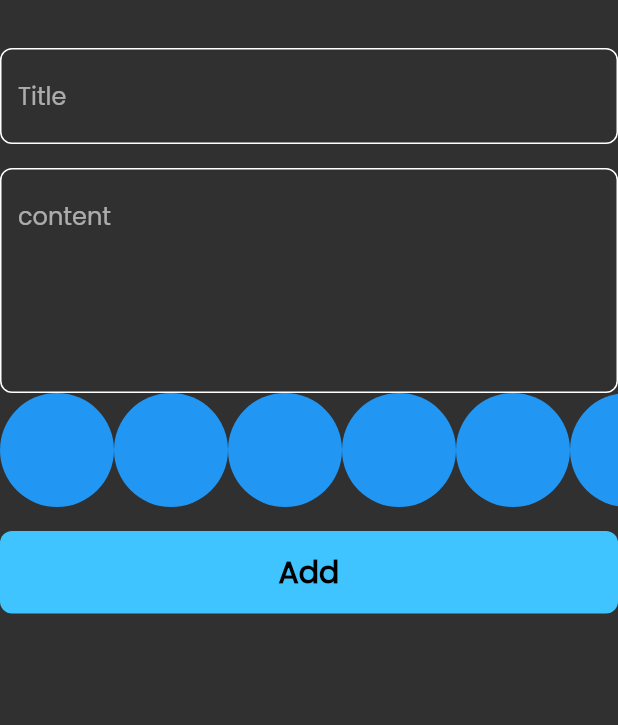
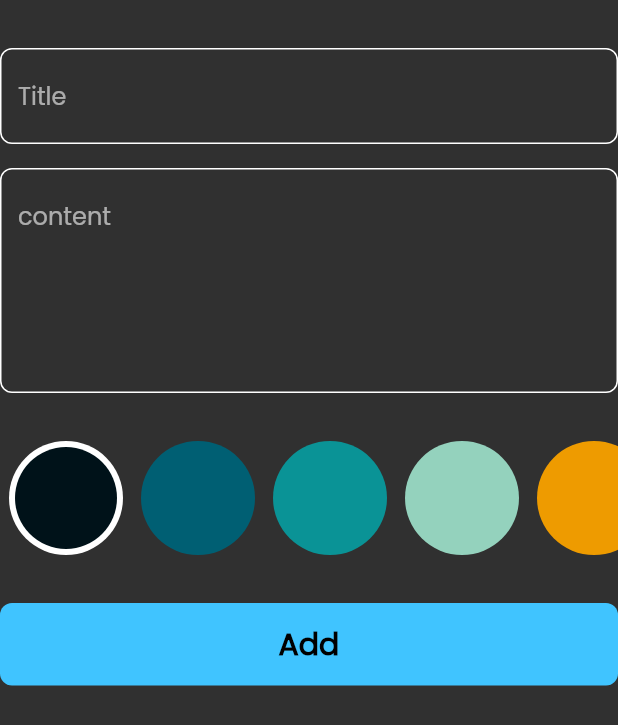
Before and after one commit to mahdymohamed6/note_app, a Flutter app: the AddNoteForm widget shown alone on an empty page, opened directly, on a phone screen of 412 x 824 dp. Shown: the top 725 px of the screen. Run offline on Flutter 3.47's test engine with Material 2 defaults, Android fonts, the phone set to English and light mode, and no system bars; our stand-ins replace bloc, flutter_bloc, hive, hive_flutter; accounts and stored records are empty; generated files the repository leaves out were written again.

Commit message:
color list view pt2

```diff
--- a/lib/widgets/add_note_form.dart
+++ b/lib/widgets/add_note_form.dart
@@ -48,9 +48,12 @@ class _AddNoteFormState extends State<AddNoteForm> {
             },
             maxLine: 5,
           ),
+          const SizedBox(
+            height: 32,
+          ),
           const ColorsListView(),
           const SizedBox(
-            height: 16,
+            height: 32,
           ),
 
           BlocBuilder<AddNoteCubit, AddNoteState>(
--- a/lib/widgets/color_list_view.dart
+++ b/lib/widgets/color_list_view.dart
@@ -1,29 +1,74 @@
 import 'package:flutter/material.dart';
 class  ColorItem extends StatelessWidget {
-  const  ColorItem({Key? key}) : super(key: key);
-
+  const  ColorItem({Key? key, required this.isActive, required this.color}) : super(key: key);
+final bool isActive;
+final Color color;
   @override
   Widget build(BuildContext context) {
-    return const CircleAvatar(
+    return  isActive ?
+       CircleAvatar(
       radius: 38,
-      backgroundColor: Colors.blue,
+      backgroundColor: Colors.white,
+      child: CircleAvatar(
+        radius: 34,
+        backgroundColor: color,
+      ),
+    ) :  CircleAvatar(
+      radius: 38,
+      backgroundColor: color,
     );
   }
 }
-class ColorsListView extends StatelessWidget {
+class ColorsListView extends StatefulWidget {
   const ColorsListView({Key? key}) : super(key: key);
 
   @override
+  State<ColorsListView> createState() => _ColorsListViewState();
+}
+
+class _ColorsListViewState extends State<ColorsListView> {
+
+  int currentIndex=0;
+    List<Color> colors=const[
+      Color(0xff001219),
+      Color(0xff005f73),
+      Color(0xff0a9396),
+      Color(0xff94d2bd),
+      Color(0xffee9b00),
+      Color(0xffca6702),
+      Color(0xffae2012),
+      Color(0xff9b2226),
+      Color(0xffffcad4),
+
+
+    ];
+  @override
+
   Widget build(BuildContext context) {
 
     return SizedBox(
       height: 38 * 2,
       child: ListView.builder(
-          itemCount: 10,
+          itemCount: colors.length,
           scrollDirection: Axis.horizontal,
           itemBuilder: (context,index){
 
-            return const ColorItem();
+            return  Padding(
+              padding:const  EdgeInsets.symmetric(horizontal: 6),
+              child: GestureDetector(
+
+                onTap: (){
+
+                  currentIndex=index;
+                  setState(() {
+
+                  });
+                },
+
+                  child: ColorItem(
+                    color: colors[index],
+                    isActive: currentIndex==index,)),
+            );
 
           }),
     );
```
